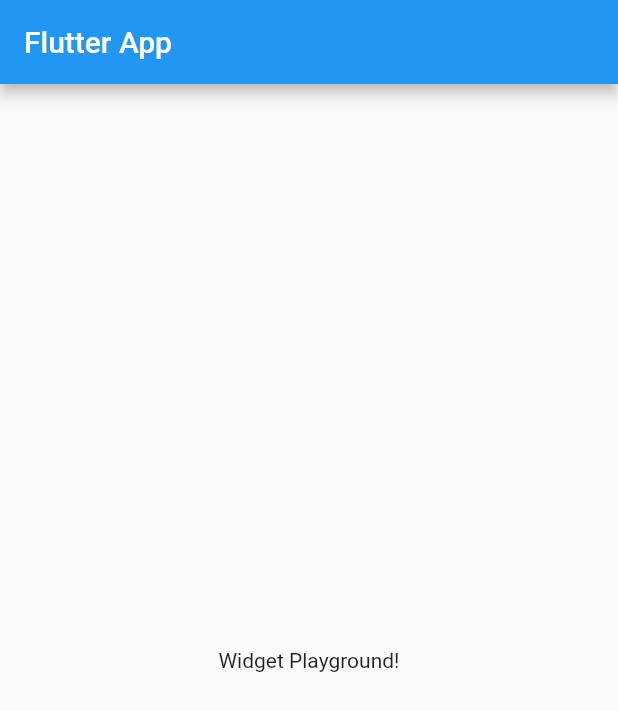
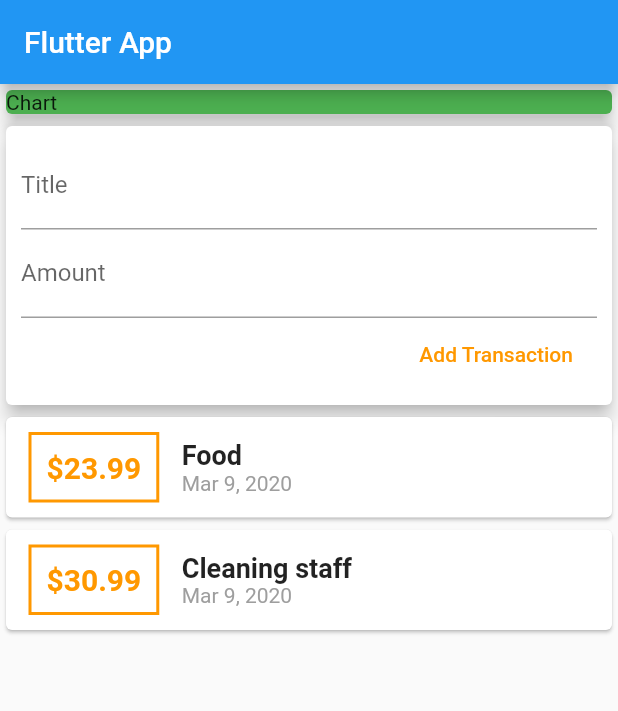
Before and after one commit to Bezoyan/planning_shop_app, a Flutter app: the screen it shows after launch, on a phone screen of 412 x 824 dp. Shown: the top 711 px of the screen. Run offline on Flutter 3.47's test engine with Material 2 defaults, Android fonts, the phone set to English and light mode, and no system bars.

Commit message:
Separate widgets, add some style

```diff
--- a/lib/main.dart
+++ b/lib/main.dart
@@ -1,4 +1,6 @@
 import 'package:flutter/material.dart';
+
+import 'widgets/user_transaction.dart';
 
 void main() => runApp(MyApp());
 
@@ -19,8 +21,20 @@ class MyHomePage extends StatelessWidget {
       appBar: AppBar(
         title: Text('Flutter App'),
       ),
-      body: Center(
-        child: Text('Widget Playground!'),
+      body: Column(
+        //mainAxisAlignment: MainAxisAlignment.start,
+        crossAxisAlignment: CrossAxisAlignment.stretch,
+        children: <Widget>[
+          Container(
+            width: double.infinity,
+            child: Card(
+              color: Colors.green,
+              child: Text('Chart'),
+              elevation: 5,
+            ),
+          ),
+          UserTransaction()
+        ],
       ),
     );
   }
--- /dev/null
+++ b/lib/models/transaction.dart
@@ -0,0 +1,16 @@
+import 'package:flutter/cupertino.dart';
+import 'package:flutter/foundation.dart';
+
+class Transaction {
+  final String id;
+  final String title;
+  final double amount;
+  final DateTime date;
+
+  Transaction({
+    @required this.id,
+    @required this.amount,
+    @required this.title,
+    @required this.date,
+  });
+}
--- /dev/null
+++ b/lib/widgets/new_transation.dart
@@ -0,0 +1,40 @@
+import 'package:flutter/material.dart';
+
+class NewTransaction extends StatelessWidget {
+  final Function addTx;
+  final titleController = TextEditingController();
+  final amountContraller = TextEditingController();
+
+  NewTransaction(this.addTx);
+
+  @override
+  Widget build(BuildContext context) {
+    return Card(
+      elevation: 5,
+      child: Container(
+        padding: EdgeInsets.all(10),
+        child: Column(
+          crossAxisAlignment: CrossAxisAlignment.end,
+          children: <Widget>[
+            TextField(
+              decoration: InputDecoration(labelText: 'Title'),
+              controller: titleController,
+            ),
+            TextField(
+              decoration: InputDecoration(labelText: 'Amount'),
+              controller: amountContraller,
+            ),
+            FlatButton(
+              child: Text('Add Transaction'),
+              textColor: Colors.orange,
+              onPressed: () {
+                addTx(
+                    titleController.text, double.parse(amountContraller.text));
+              },
+            )
+          ],
+        ),
+      ),
+    );
+  }
+}
--- /dev/null
+++ b/lib/widgets/transaction_list.dart
@@ -0,0 +1,54 @@
+import 'package:flutter/material.dart';
+
+import 'package:intl/intl.dart';
+import 'package:planning_shop_app/models/transaction.dart';
+
+class TransactionList extends StatelessWidget {
+  final List<Transaction> transactions;
+
+  TransactionList(this.transactions);
+  @override
+  Widget build(BuildContext context) {
+    return Column(
+      children: transactions.map((tx) {
+        return Card(
+          child: Row(
+            children: <Widget>[
+              Container(
+                margin: EdgeInsets.symmetric(
+                  vertical: 10,
+                  horizontal: 15,
+                ),
+                decoration: BoxDecoration(
+                  border: Border.all(
+                    color: Colors.orange,
+                    width: 2,
+                  ),
+                ),
+                padding: EdgeInsets.all(10),
+                child: Text('\$${tx.amount}',
+                    style: TextStyle(
+                        fontWeight: FontWeight.bold,
+                        fontSize: 20,
+                        color: Colors.orange)),
+              ),
+              Column(
+                crossAxisAlignment: CrossAxisAlignment.start,
+                children: <Widget>[
+                  Text(
+                    tx.title,
+                    style: TextStyle(fontSize: 18, fontWeight: FontWeight.bold),
+                  ),
+                  Text(
+                    DateFormat.yMMMd().format(tx.date),
+                    style: TextStyle(color: Colors.grey),
+                  )
+                ],
+              )
+            ],
+          ),
+        );
+      }).toList(),
+    );
+  }
+}
--- /dev/null
+++ b/lib/widgets/user_transaction.dart
@@ -0,0 +1,49 @@
+import 'package:flutter/material.dart';
+
+import '../models/transaction.dart';
+import './transaction_list.dart';
+import './new_transation.dart';
+
+class UserTransaction extends StatefulWidget {
+  @override
+  _UserTransactionState createState() => _UserTransactionState();
+}
+
+class _UserTransactionState extends State<UserTransaction> {
+  final List<Transaction> _userTransactions = [
+    Transaction(
+      id: '1',
+      title: 'Food',
+      amount: 23.99,
+      date: DateTime.now(),
+    ),
+    Transaction(
+      id: '2',
+      title: 'Cleaning staff',
+      amount: 30.99,
+      date: DateTime.now(),
+    )
+  ];
+
+  void _addNewTransaction(String txTitile, double txAmount) {
+    final newTx = Transaction(
+        title: txTitile,
+        amount: txAmount,
+        date: DateTime.now(),
+        id: DateTime.now().toString());
+
+    setState(() {
+      _userTransactions.add(newTx);
+    });
+  }
+
+  @override
+  Widget build(BuildContext context) {
+    return Column(
+      children: <Widget>[
+        NewTransaction(_addNewTransaction),
+        TransactionList(_userTransactions)
+      ],
+    );
+  }
+}
```
Also changed, not shown: pubspec.yaml (+1 -6 lines), pubspec.lock, 1 other file.
